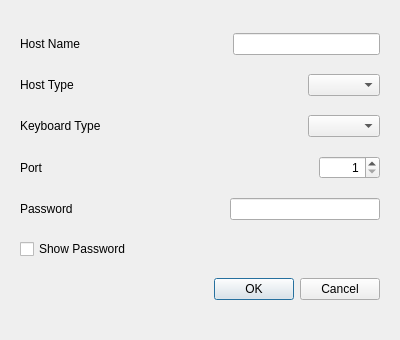
Qt form src/GUI/connect_to_server_dialog.ui (funfun-dc5/qtbrynhildr) before a commit.
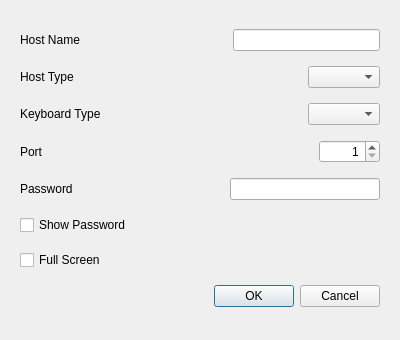
The same form after that commit.

Commit message: added a checkbox for fullscreen to connect to server dialog (.ui)

```diff
--- a/src/GUI/connect_to_server_dialog.ui
+++ b/src/GUI/connect_to_server_dialog.ui
@@ -203,6 +203,13 @@
       </property>
      </widget>
     </item>
+    <item>
+     <widget class="QCheckBox" name="checkBox_fullScreen">
+      <property name="text">
+       <string>Full Screen</string>
+      </property>
+     </widget>
+    </item>
     <item>
      <widget class="QDialogButtonBox" name="buttonBox">
       <property name="orientation">
```
